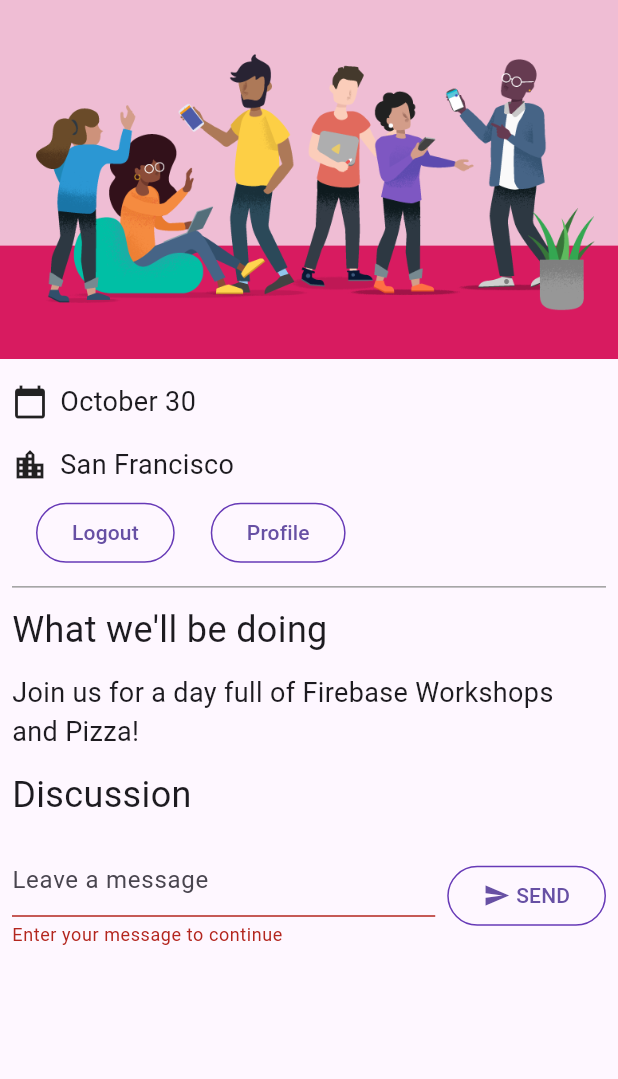
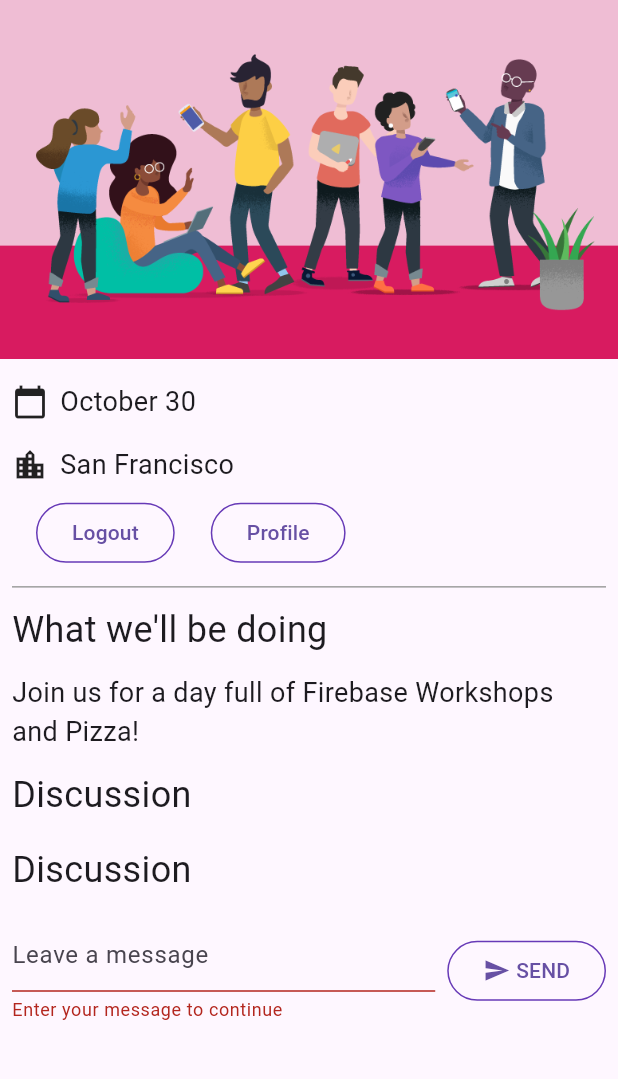
Before and after one commit to AlbertHS18/Get-to-know-Firebase-for-Flutter, a Flutter app: the screen it shows once a user with an empty profile is signed in, after a tap on "SEND", on a phone screen of 412 x 824 dp, the part 84-1163 px from its top. Run offline on Flutter 3.47's test engine with Material 3 defaults, Android fonts, the phone set to English and light mode, and no system bars; our stand-ins replace cloud_firestore, firebase_auth, firebase_core, go_router, google_fonts; missing offline and left inert: firebase_ui_auth; accounts and stored records are empty; statements that could not run were skipped.

Commit message:
Commit 8

```diff
--- a/lib/app_state.dart
+++ b/lib/app_state.dart
@@ -1,11 +1,13 @@
-import 'package:cloud_firestore/cloud_firestore.dart'; // Necesario para usar Firestore
-import 'package:firebase_auth/firebase_auth.dart'
-    hide EmailAuthProvider, PhoneAuthProvider;
+import 'dart:async'; // Import necesario para StreamSubscription
+
+import 'package:cloud_firestore/cloud_firestore.dart';
+import 'package:firebase_auth/firebase_auth.dart' hide EmailAuthProvider, PhoneAuthProvider;
 import 'package:firebase_core/firebase_core.dart';
 import 'package:firebase_ui_auth/firebase_ui_auth.dart';
 import 'package:flutter/material.dart';
 
 import 'firebase_options.dart';
+import 'guest_book_message.dart'; // Import necesario para manejar mensajes
 
 class ApplicationState extends ChangeNotifier {
   ApplicationState() {
@@ -14,6 +16,11 @@ class ApplicationState extends ChangeNotifier {
 
   bool _loggedIn = false;
   bool get loggedIn => _loggedIn;
+
+  // Manejo de mensajes del guestbook
+  StreamSubscription<QuerySnapshot>? _guestBookSubscription;
+  List<GuestBookMessage> _guestBookMessages = [];
+  List<GuestBookMessage> get guestBookMessages => _guestBookMessages;
 
   Future<void> init() async {
     await Firebase.initializeApp(
@@ -27,14 +34,34 @@ class ApplicationState extends ChangeNotifier {
     FirebaseAuth.instance.userChanges().listen((user) {
       if (user != null) {
         _loggedIn = true;
+
+        // Suscribirse a cambios en la colección 'guestbook'
+        _guestBookSubscription = FirebaseFirestore.instance
+            .collection('guestbook')
+            .orderBy('timestamp', descending: true)
+            .snapshots()
+            .listen((snapshot) {
+          _guestBookMessages = [];
+          for (final document in snapshot.docs) {
+            _guestBookMessages.add(
+              GuestBookMessage(
+                name: document.data()['name'] as String,
+                message: document.data()['text'] as String,
+              ),
+            );
+          }
+          notifyListeners(); // Notificar a los widgets para actualizar la UI
+        });
       } else {
         _loggedIn = false;
+        _guestBookMessages = [];
+        _guestBookSubscription?.cancel(); // Cancelar la suscripción al cerrar sesión
       }
       notifyListeners();
     });
   }
 
-  // Aquí se agrega el método para enviar un mensaje al guestbook
+  // Método para agregar un mensaje al guestbook
   Future<DocumentReference> addMessageToGuestBook(String message) async {
     if (!_loggedIn) {
       throw Exception('Must be logged in');
--- a/lib/guest_book.dart
+++ b/lib/guest_book.dart
@@ -4,13 +4,21 @@ import 'package:flutter/material.dart';
 
 import 'src/widgets.dart';
 
+import 'guest_book_message.dart';
+
 class GuestBook extends StatefulWidget {
-  const GuestBook({required this.addMessage, super.key});
+  // Modify the following line:
+  const GuestBook({
+    super.key,
+    required this.addMessage,
+    required this.messages,
+  });
 
   final FutureOr<void> Function(String message) addMessage;
+  final List<GuestBookMessage> messages; // new
 
   @override
-  State<GuestBook> createState() => _GuestBookState();
+  _GuestBookState createState() => _GuestBookState();
 }
 
 class _GuestBookState extends State<GuestBook> {
@@ -18,8 +26,13 @@ class _GuestBookState extends State<GuestBook> {
   final _controller = TextEditingController();
 
   @override
+  // Modify from here...
   Widget build(BuildContext context) {
-    return Padding(
+    return Column(
+      crossAxisAlignment: CrossAxisAlignment.start,
+      children: [
+        // ...to here.
+        Padding(
           padding: const EdgeInsets.all(8.0),
           child: Form(
             key: _formKey,
@@ -58,6 +71,14 @@ class _GuestBookState extends State<GuestBook> {
               ],
             ),
           ),
+        ),
+        // Modify from here...
+        const SizedBox(height: 8),
+        for (var message in widget.messages)
+          Paragraph('${message.name}: ${message.message}'),
+        const SizedBox(height: 8),
+      ],
+      // ...to here.
     );
   }
 }
--- /dev/null
+++ b/lib/guest_book_message.dart
@@ -0,0 +1,6 @@
+class GuestBookMessage {
+  GuestBookMessage({required this.name, required this.message});
+
+  final String name;
+  final String message;
+}
--- a/lib/home_page.dart
+++ b/lib/home_page.dart
@@ -46,10 +46,18 @@ class HomePage extends StatelessWidget {
           const Header('Discussion'),
           // Aquí se llama al método `addMessage` de `ApplicationState`
           Consumer<ApplicationState>(
-            builder: (context, appState, _) => GuestBook(
-              addMessage: (message) async {
-                await appState.addMessageToGuestBook(message);
-              },
+            builder: (context, appState, _) => Column(
+              crossAxisAlignment: CrossAxisAlignment.start,
+              children: [
+                if (appState.loggedIn) ...[
+                  const Header('Discussion'),
+                  GuestBook(
+                    addMessage: (message) =>
+                        appState.addMessageToGuestBook(message),
+                    messages: appState.guestBookMessages, // new
+                  ),
+                ],
+              ],
             ),
           ),
         ],
```
Lines whose indentation alone changed are shown as unchanged.
